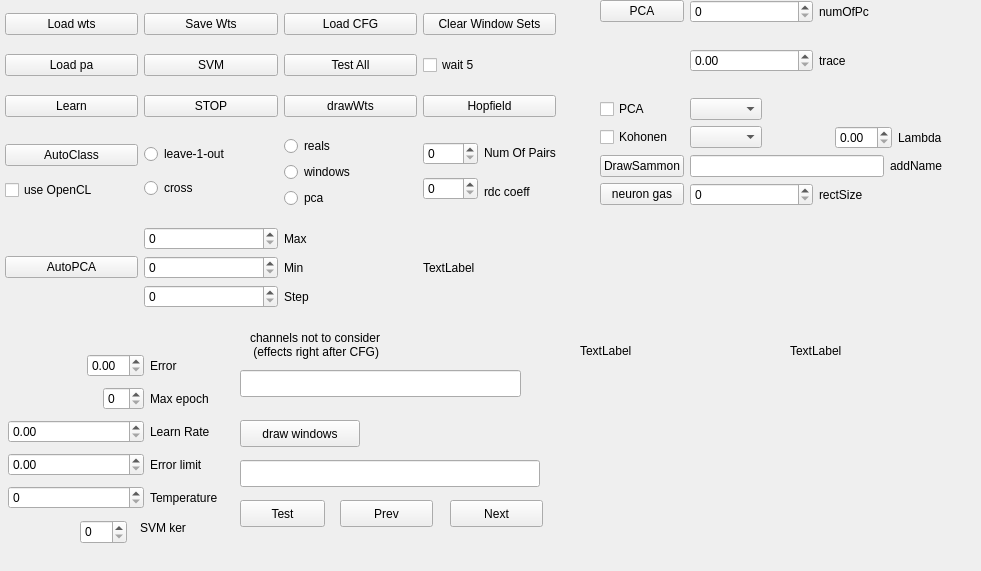
Before: the Qt Designer form net.ui in ArtfulVampire/SecondGUIrepo, drawn with Qt 5.
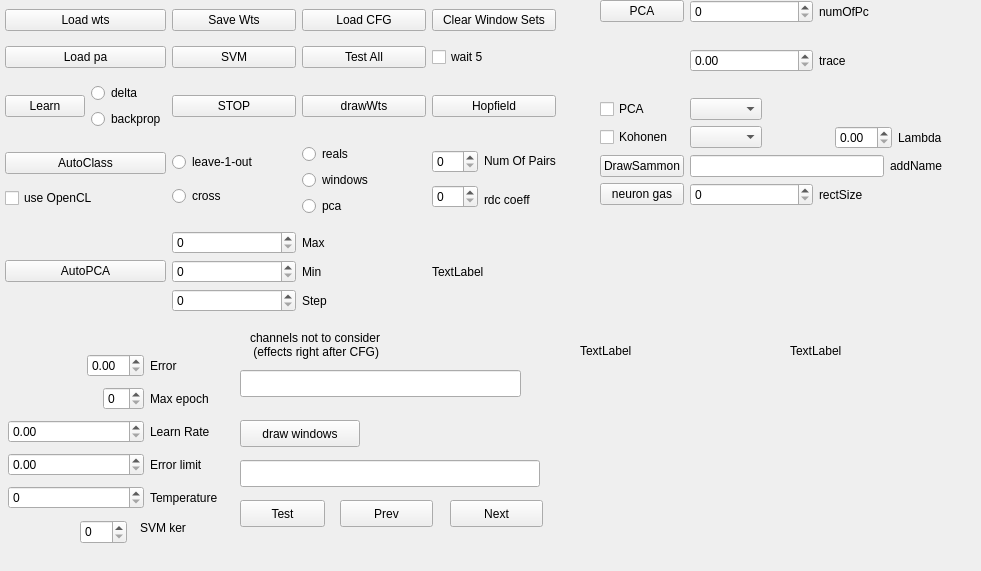
After: the same form once the commit is applied.

The edit to the form file:
```diff
--- a/net.ui
+++ b/net.ui
@@ -260,13 +260,6 @@
       </property>
      </widget>
     </item>
-    <item row="2" column="0">
-     <widget class="QPushButton" name="learnButton">
-      <property name="text">
-       <string>Learn</string>
-      </property>
-     </widget>
-    </item>
     <item row="1" column="2">
      <widget class="QPushButton" name="testAllButton">
       <property name="text">
@@ -447,6 +440,35 @@
       </property>
      </widget>
     </item>
+    <item row="2" column="0">
+     <layout class="QHBoxLayout" name="horizontalLayout_10">
+      <item>
+       <widget class="QPushButton" name="learnButton">
+        <property name="text">
+         <string>Learn</string>
+        </property>
+       </widget>
+      </item>
+      <item>
+       <layout class="QVBoxLayout" name="verticalLayout_8">
+        <item>
+         <widget class="QRadioButton" name="deltaRadioButton">
+          <property name="text">
+           <string>delta</string>
+          </property>
+         </widget>
+        </item>
+        <item>
+         <widget class="QRadioButton" name="backpropRadioButton">
+          <property name="text">
+           <string>backprop</string>
+          </property>
+         </widget>
+        </item>
+       </layout>
+      </item>
+     </layout>
+    </item>
    </layout>
   </widget>
   <widget class="QPushButton" name="drawWindowsButton">
```
